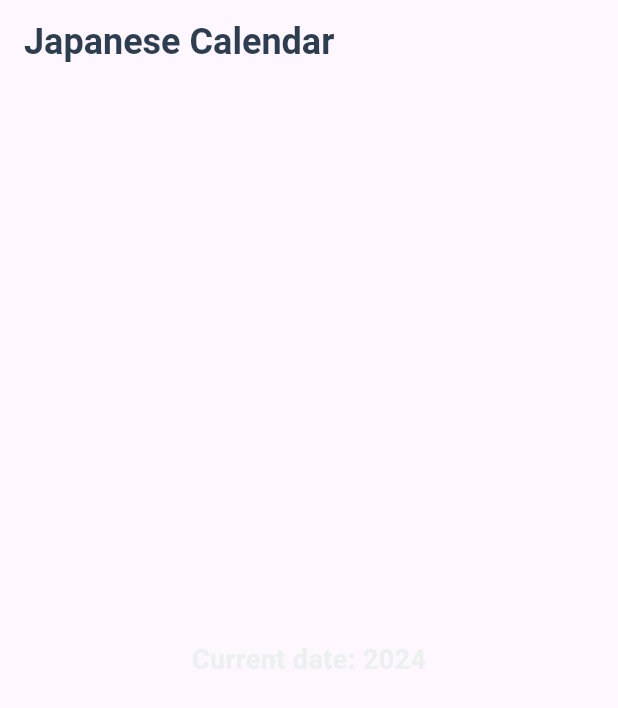
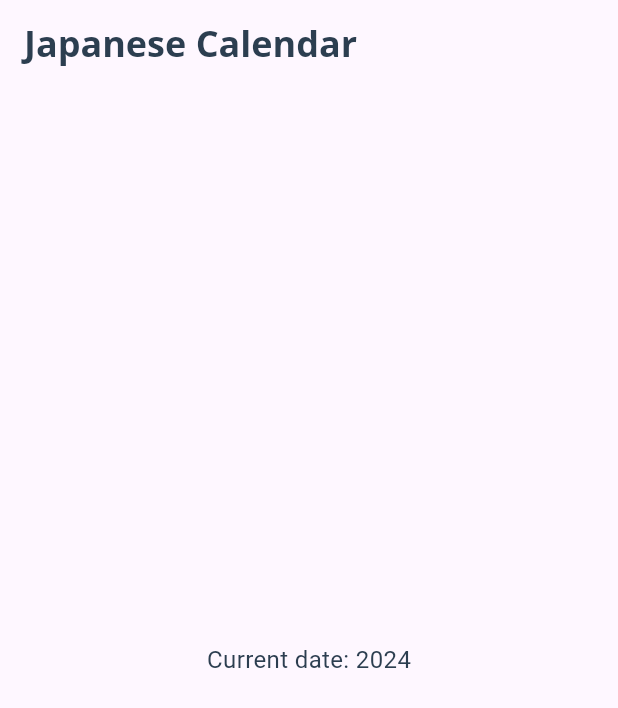
Before and after one commit to Kaizaro/japanese_year_converter, a Flutter app: the screen it shows after launch, on a phone screen of 412 x 824 dp. Shown: the top 708 px of the screen. Run offline on Flutter 3.47's test engine with Material 3 defaults, Android fonts, the phone set to English and light mode, and no system bars; our stand-ins replace google_fonts.

Commit message:
small update and fixes for project

```diff
--- /dev/null
+++ b/lib/src/common_widgets/text/body_text.dart
@@ -0,0 +1,52 @@
+import 'package:flutter/material.dart';
+import 'package:google_fonts/google_fonts.dart';
+import 'package:japanese_calendar/src/common_widgets/text/heading_text.dart';
+import 'package:japanese_calendar/src/theme/colors.dart';
+
+double defaultFontSize = 16;
+// double letterSpacing = fontSize * 1.2;
+// double lineHeight = fontSize * 1.3;
+
+class BodyText extends StatelessWidget {
+  final String title;
+  final int? color;
+  final AppTextSizes? size;
+
+  const BodyText({Key? key, required this.title, this.color, this.size})
+      : super(key: key);
+
+  double _getFontSize() {
+    switch (size) {
+      case AppTextSizes.small:
+        return 14;
+      case AppTextSizes.medium:
+        return defaultFontSize;
+      case AppTextSizes.large:
+        return 18;
+      default:
+        return defaultFontSize;
+    }
+  }
+
+  Color _getFontColor() {
+    if (color != null) {
+      return Color(color!);
+    } else {
+      return Color(AppColors.text);
+    }
+  }
+
+  @override
+  Widget build(BuildContext context) {
+    return Text(
+      title,
+      style: GoogleFonts.roboto(
+        textStyle: TextStyle(
+          fontSize: _getFontSize(),
+          fontWeight: FontWeight.w400,
+          color: _getFontColor(),
+        ),
+      ),
+    );
+  }
+}
--- a/lib/src/common_widgets/text/app_title_text.dart
+++ b/lib/src/common_widgets/text/heading_text.dart
@@ -1,4 +1,5 @@
 import 'package:flutter/material.dart';
+import 'package:google_fonts/google_fonts.dart';
 import 'package:japanese_calendar/src/theme/colors.dart';
 
 enum AppTextSizes {
@@ -11,12 +12,12 @@ double defaultFontSize = 24;
 // double letterSpacing = fontSize * 1.2;
 // double lineHeight = fontSize * 1.3;
 
-class AppTitleText extends StatelessWidget {
+class HeadingText extends StatelessWidget {
   final String title;
   final int? color;
   final AppTextSizes? size;
 
-  const AppTitleText({Key? key, required this.title, this.color, this.size})
+  const HeadingText({Key? key, required this.title, this.color, this.size})
       : super(key: key);
 
   double _getFontSize() {
@@ -44,13 +45,14 @@ class AppTitleText extends StatelessWidget {
   Widget build(BuildContext context) {
     return Text(
       title,
-      style: TextStyle(
-        fontSize: _getFontSize(),
-        // fontSize: fontSize,
-        fontWeight: FontWeight.bold,
-        // letterSpacing: letterSpacing,
-        // height: lineHeight,
-        color: _getFontColor(),
+      style: GoogleFonts.openSans(
+        textStyle: TextStyle(
+          fontSize: _getFontSize(),
+          fontWeight: FontWeight.w700,
+          // letterSpacing: letterSpacing,
+          // height: lineHeight,
+          color: _getFontColor(),
+        ),
       ),
     );
   }
--- a/lib/src/features/japanese_to_western_converter/presentation/widgets/input_date_widget.dart
+++ b/lib/src/features/japanese_to_western_converter/presentation/widgets/input_date_widget.dart
@@ -1,6 +1,6 @@
 import 'package:flutter/material.dart';
-import 'package:japanese_calendar/src/common_widgets/text/app_title_text.dart';
-import 'package:japanese_calendar/src/theme/colors.dart';
+import 'package:japanese_calendar/src/common_widgets/text/body_text.dart';
+import 'package:japanese_calendar/src/common_widgets/text/heading_text.dart';
 
 class InputDateWidget extends StatelessWidget {
   const InputDateWidget({Key? key}) : super(key: key);
@@ -11,24 +11,18 @@ class InputDateWidget extends StatelessWidget {
   Widget build(BuildContext context) {
     return Scaffold(
       appBar: AppBar(
-        title: AppTitleText(title: 'Japanese Calendar'),
+        title: const HeadingText(title: 'Japanese Calendar'),
       ),
       body: Center(
         child: Column(
           mainAxisAlignment: MainAxisAlignment.center,
           children: <Widget>[
-            AppTitleText(title: 'Current date: $currentYear', color: AppColors.background, size: AppTextSizes.small,)
-            // const Text(
-            //   'Current year:',
-            // ),
-            // Text(
-            //   currentYear,
-            //   style: Theme.of(context).textTheme.headline4,
-            // ),
+            BodyText(
+              title: 'Current date: $currentYear',
+            ),
           ],
         ),
       ),
     );
-    // return AppTitleText(title: 'Current date: $currentYear');
   }
 }
--- a/pubspec.yaml
+++ b/pubspec.yaml
@@ -39,6 +39,7 @@ dependencies:
   # The following adds the Cupertino Icons font to your application.
   # Use with the CupertinoIcons class for iOS style icons.
   cupertino_icons: ^1.0.2
+  google_fonts: ^6.1.0
 
 dev_dependencies:
   flutter_test:
```
Also changed, not shown: lib/src/common_widgets/text/sections_title_text.dart (deleted, +0 -27 lines), lib/src/common_widgets/text/subsections_title_text.dart (deleted, +0 -27 lines), pubspec.lock, 3 other files.
